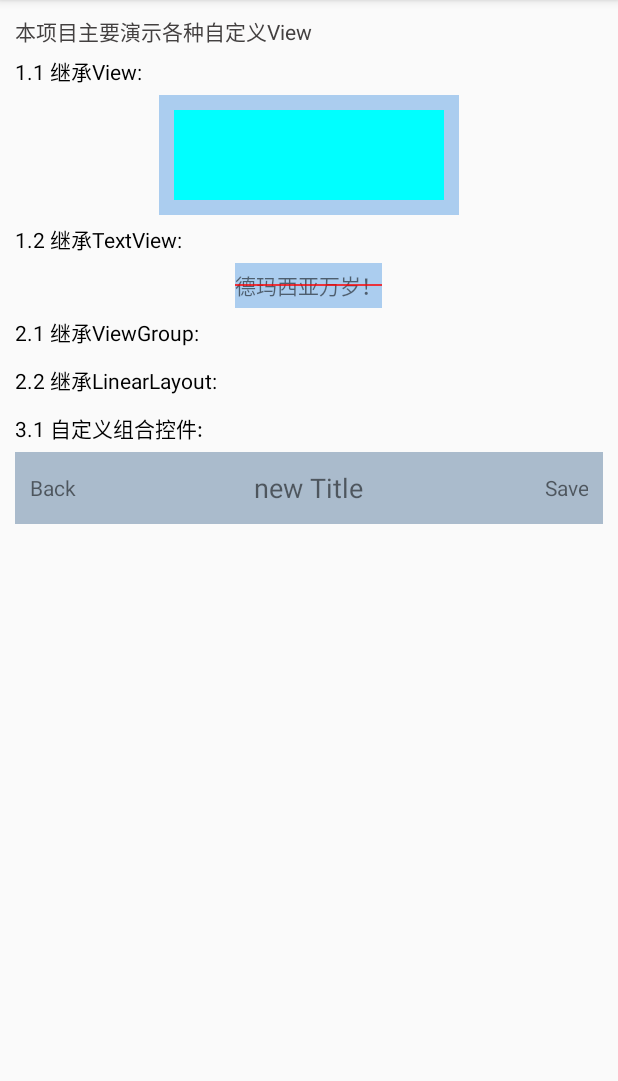
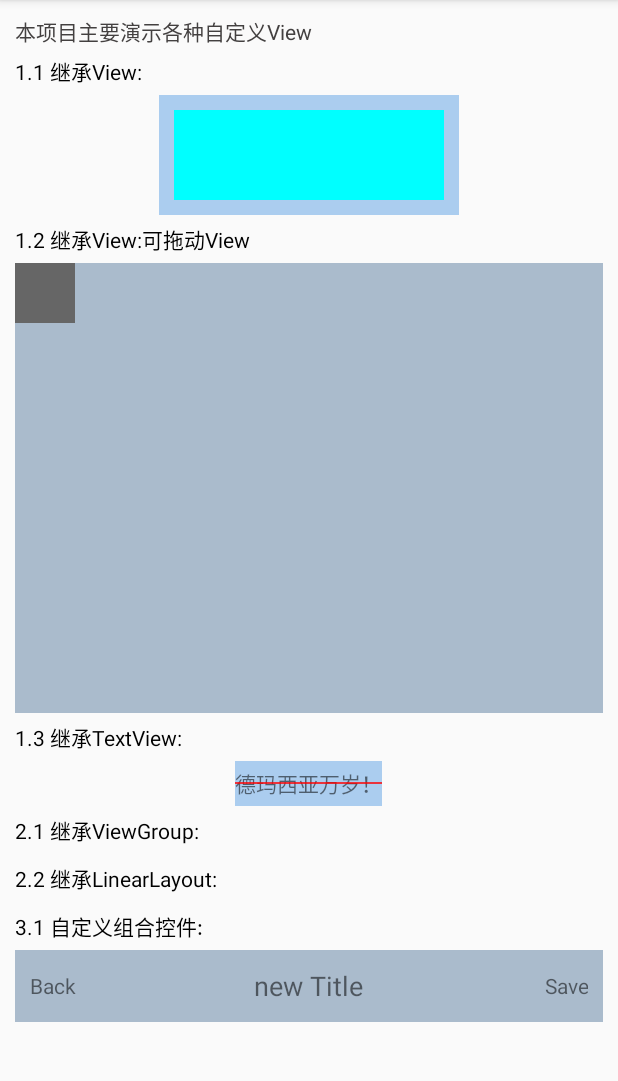
Before and after one commit to shaoshuai904/CustomView, an Android app: the screen it shows after launch (MainActivity), on a phone screen of 412 x 824 dp, the part 84-1165 px from its top. Run offline under Robolectric (Android 15) with nearby library versions, the phone set to English and light mode, and no system bars.

```diff
--- a/app/src/main/res/layout/activity_main.xml
+++ b/app/src/main/res/layout/activity_main.xml
@@ -1,8 +1,8 @@
 <?xml version="1.0" encoding="utf-8"?>
 <ScrollView xmlns:android="http://schemas.android.com/apk/res/android"
-    xmlns:app="http://schemas.android.com/apk/res-auto"
-    android:layout_width="match_parent"
-    android:layout_height="match_parent">
+            xmlns:app="http://schemas.android.com/apk/res-auto"
+            android:layout_width="match_parent"
+            android:layout_height="match_parent">
 
     <LinearLayout
         android:layout_width="match_parent"
@@ -15,7 +15,7 @@
             android:layout_width="match_parent"
             android:layout_height="wrap_content"
             android:text="本项目主要演示各种自定义View"
-            android:textColor="#434040" />
+            android:textColor="#434040"/>
 
         <TextView
             android:layout_width="match_parent"
@@ -23,7 +23,7 @@
             android:layout_marginTop="5dp"
             android:layout_marginBottom="5dp"
             android:text="1.1 继承View:"
-            android:textColor="#000000" />
+            android:textColor="#000000"/>
 
         <com.maple.customview.view.RectView
             android:layout_width="200dp"
@@ -31,22 +31,42 @@
             android:background="#abcdef"
             android:minWidth="150dp"
             android:padding="10dp"
-            app:rect_color="#00ffff" />
+            app:rect_color="#00ffff"/>
 
         <TextView
             android:layout_width="match_parent"
             android:layout_height="wrap_content"
             android:layout_marginTop="5dp"
             android:layout_marginBottom="5dp"
-            android:text="1.2 继承TextView:"
-            android:textColor="#000000" />
+            android:text="1.2 继承View:可拖动View"
+            android:textColor="#000000"/>
+
+        <LinearLayout
+            android:layout_width="match_parent"
+            android:layout_height="300dp"
+            android:background="#abc">
+
+            <com.maple.customview.view.DragView
+                android:layout_width="40dp"
+                android:layout_height="40dp"
+                android:background="#666"/>
+
+        </LinearLayout>
+
+        <TextView
+            android:layout_width="match_parent"
+            android:layout_height="wrap_content"
+            android:layout_marginTop="5dp"
+            android:layout_marginBottom="5dp"
+            android:text="1.3 继承TextView:"
+            android:textColor="#000000"/>
 
         <com.maple.customview.view.InvalidTextView
             android:layout_width="wrap_content"
             android:layout_height="30dp"
             android:background="#abcdef"
             android:gravity="center"
-            android:text="德玛西亚万岁！" />
+            android:text="德玛西亚万岁！"/>
 
         <TextView
             android:layout_width="match_parent"
@@ -54,7 +74,7 @@
             android:layout_marginTop="5dp"
             android:layout_marginBottom="5dp"
             android:text="2.1 继承ViewGroup:"
-            android:textColor="#000000" />
+            android:textColor="#000000"/>
 
 
         <TextView
@@ -63,7 +83,7 @@
             android:layout_marginTop="5dp"
             android:layout_marginBottom="5dp"
             android:text="2.2 继承LinearLayout:"
-            android:textColor="#000000" />
+            android:textColor="#000000"/>
 
         <TextView
             android:layout_width="match_parent"
@@ -71,12 +91,12 @@
             android:layout_marginTop="5dp"
             android:layout_marginBottom="5dp"
             android:text="3.1 自定义组合控件:"
-            android:textColor="#000000" />
+            android:textColor="#000000"/>
 
         <com.maple.customview.combineview.TitleBar
             android:id="@+id/tb_top_bar"
             android:layout_width="match_parent"
-            android:layout_height="wrap_content" />
+            android:layout_height="wrap_content"/>
 
     </LinearLayout>
 
```
Also changed, not shown: app/src/main/java/com/maple/customview/view/DragView.java (added, +56 -0 lines).
